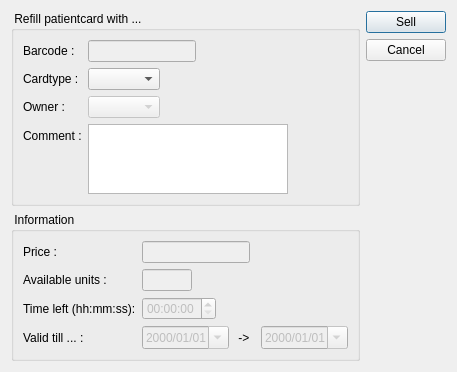
This is client/dlgpatientcardrefill.ui in tbikfalvi/Belenus as Qt 5 draws it before an edit. The edited form follows.
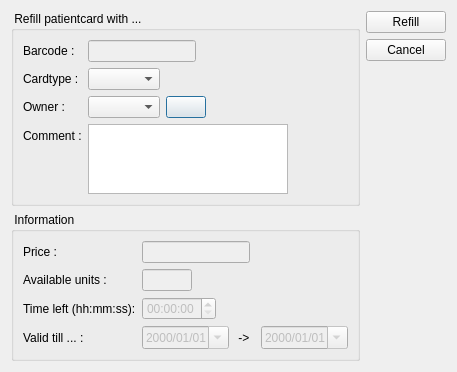
This is the edited form.

```diff
--- a/client/dlgpatientcardrefill.ui
+++ b/client/dlgpatientcardrefill.ui
@@ -7,7 +7,7 @@
     <x>0</x>
     <y>0</y>
     <width>431</width>
-    <height>350</height>
+    <height>353</height>
    </rect>
   </property>
   <property name="windowTitle">
@@ -81,7 +81,14 @@
           <item>
            <widget class="QComboBox" name="cmbPatient">
             <property name="enabled">
-             <bool>false</bool>
+             <bool>true</bool>
+            </property>
+           </widget>
+          </item>
+          <item>
+           <widget class="QPushButton" name="pbSelectPatient">
+            <property name="text">
+             <string/>
             </property>
            </widget>
           </item>
@@ -306,7 +313,7 @@
      <item>
       <widget class="QPushButton" name="pbSell">
        <property name="text">
-        <string>Sell</string>
+        <string>Refill</string>
        </property>
        <property name="iconSize">
         <size>
```
